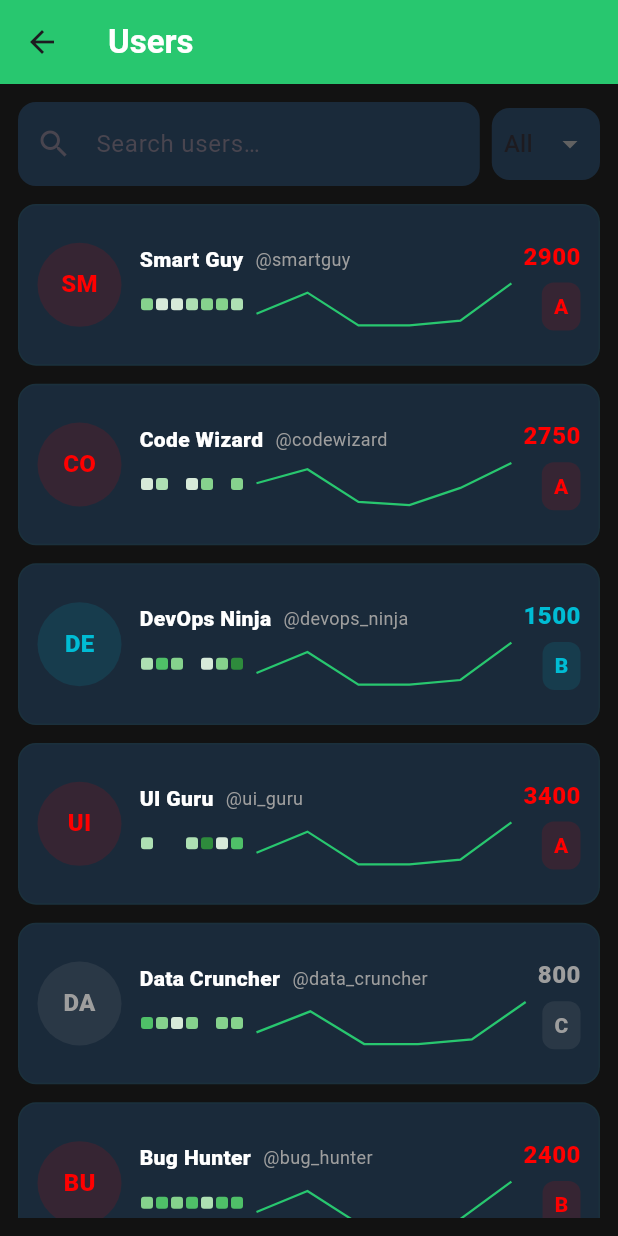
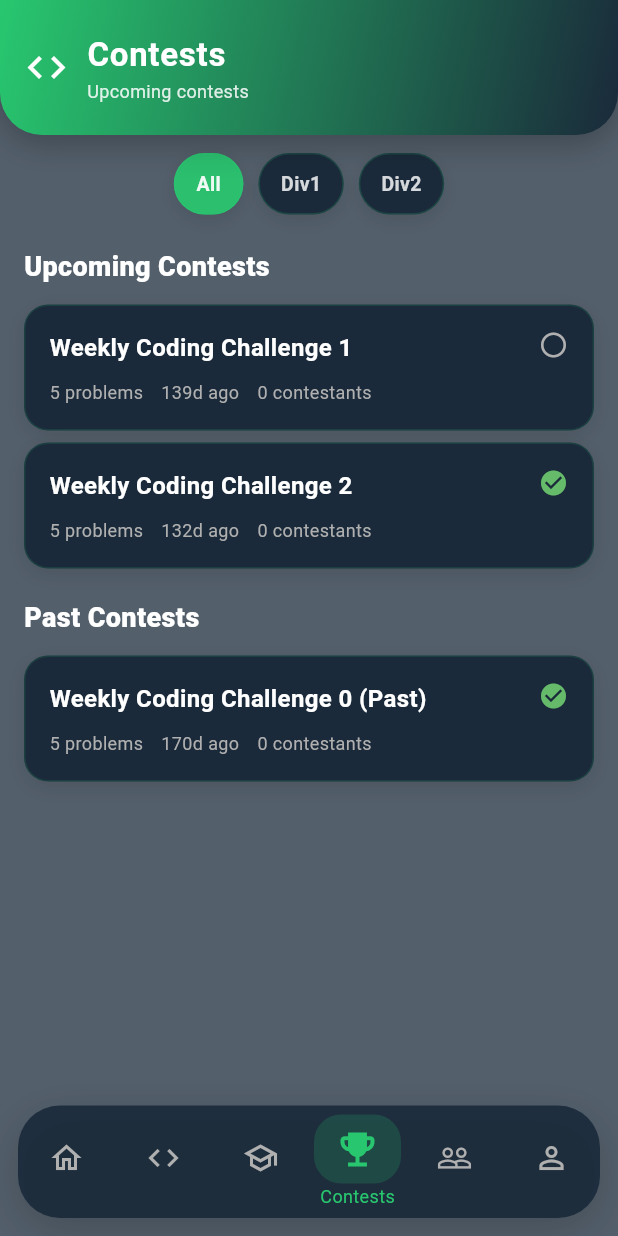
Before and after one commit to Bereke1t2/cpd-hub, a Flutter app: the BasePage screen opened directly, item 4 of the bottom bar chosen, on a phone screen of 412 x 824 dp. Run offline on Flutter 3.47's test engine with Material 3 defaults, Android fonts, the phone set to English and light mode, and no system bars; our stand-ins replace bloc, dartz, dio, equatable, flutter_bloc, flutter_secure_storage and 3 more; accounts and stored records are empty; network calls fail.

Commit message:
feat: add Learn tab to nav + Continue Learning card on Home
BasePage — sixth nav tab (school icon, index 2) pointing to /learn.
Route array now uses RouteNames constants. Tab indices shifted:
  Learn = 2, Contests = 3, Users = 4, Profile = 5.
All pages updated: ContestPage/Leaderboard → 3, ProfilePage → 5,
SkillTreePage/TracksPage → 2 (their correct index).

HomePage — "Continue Learning" card added between StreakProgressBox
and the contest info box. Backed by TopicsBloc (added to the existing
MultiBlocProvider). Shows up to 3 available-frontier topics; each row
taps into TopicDetailPage; "See all →" navigates to /learn.
Card hidden when the frontier is empty or still loading.

```diff
--- a/lib/features/learning/presentation/page/skill_tree_page.dart
+++ b/lib/features/learning/presentation/page/skill_tree_page.dart
@@ -24,7 +24,7 @@
       child: BasePage(
         title: 'Learn',
         subtitle: 'Your CP curriculum',
-        selectedIndex: 1, // sits under the Problems tab for now
+        selectedIndex: 2,
         body: BlocBuilder<TopicsBloc, TopicsState>(
           builder: (context, state) => AsyncView<TopicsLoaded>(
             isLoading: state is TopicsLoading || state is TopicsInitial,
--- a/lib/features/learning/presentation/page/tracks_page.dart
+++ b/lib/features/learning/presentation/page/tracks_page.dart
@@ -27,7 +27,7 @@
       child: BasePage(
         title: 'Tracks',
         subtitle: 'Goal-oriented learning paths',
-        selectedIndex: 1,
+        selectedIndex: 2,
         body: BlocBuilder<TracksBloc, TracksState>(
           builder: (context, tracksState) =>
               BlocBuilder<TopicsBloc, TopicsState>(
--- a/lib/future/main/presentation/page/base_page.dart
+++ b/lib/future/main/presentation/page/base_page.dart
@@ -1,4 +1,5 @@
 import 'package:flutter/material.dart';
+import 'package:lab_portal/core/routing/route_names.dart';
 import '../../../../core/ui_constants.dart';
 
 class BasePage extends StatefulWidget {
@@ -137,7 +138,14 @@
             onTap: (index) {
               if (index == _selectedIndex) return; // guard: no-op on current tab
               setState(() => _selectedIndex = index);
-              const routes = ['/', '/problems', '/contests', '/users', '/profile'];
+              const routes = [
+                RouteNames.home,
+                RouteNames.problems,
+                RouteNames.learn,
+                RouteNames.contests,
+                RouteNames.users,
+                RouteNames.profile,
+              ];
               if (index < routes.length) {
                 Navigator.pushReplacementNamed(context, routes[index]);
               }
@@ -166,6 +174,18 @@
                   child: const Icon(Icons.code_outlined),
                 ),
                 label: 'Problems',
+              ),
+              BottomNavigationBarItem(
+                icon: const Icon(Icons.school_outlined),
+                activeIcon: Container(
+                  padding: const EdgeInsets.symmetric(horizontal: 14, vertical: 8),
+                  decoration: BoxDecoration(
+                    color: UiConstants.primaryButtonColor.withOpacity(0.18),
+                    borderRadius: BorderRadius.circular(18),
+                  ),
+                  child: const Icon(Icons.school_rounded),
+                ),
+                label: 'Learn',
               ),
               BottomNavigationBarItem(
                 icon: const Icon(Icons.emoji_events_outlined),
--- a/lib/future/main/presentation/page/contest_leaderboard_page.dart
+++ b/lib/future/main/presentation/page/contest_leaderboard_page.dart
@@ -318,7 +318,7 @@
       child: BasePage(
         title: 'Leaderboard',
         subtitle: contest.title,
-        selectedIndex: 2,
+        selectedIndex: 3,
         body: Column(
           children: [
             Padding(
--- a/lib/future/main/presentation/page/contest_page.dart
+++ b/lib/future/main/presentation/page/contest_page.dart
@@ -19,7 +19,7 @@
       create: (_) => getIt<ContestsBloc>()..add(ContestsStarted()),
       child: BasePage(
         title: "Contests",
-        selectedIndex: 2,
+        selectedIndex: 3,
         subtitle: "Upcoming contests",
         body: Column(
           children: [
--- a/lib/future/main/presentation/page/profile_page.dart
+++ b/lib/future/main/presentation/page/profile_page.dart
@@ -145,7 +145,7 @@
     return BasePage(
       title: 'Profile',
       subtitle: 'Overview & activity',
-      selectedIndex: 4,
+      selectedIndex: 5,
       body: LayoutBuilder(builder: (context, constraints) {
         final isWide = constraints.maxWidth >= 980;
         return CustomScrollView(
```
Also changed, not shown: lib/future/main/presentation/page/home_page.dart (+125 -0 lines).
